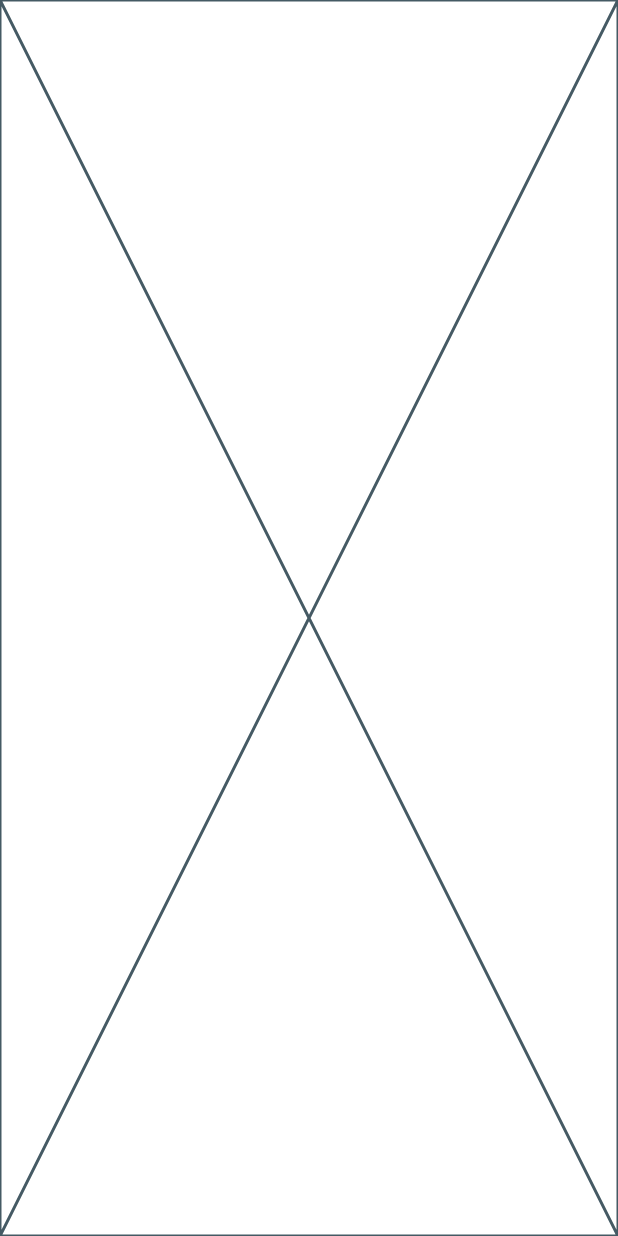
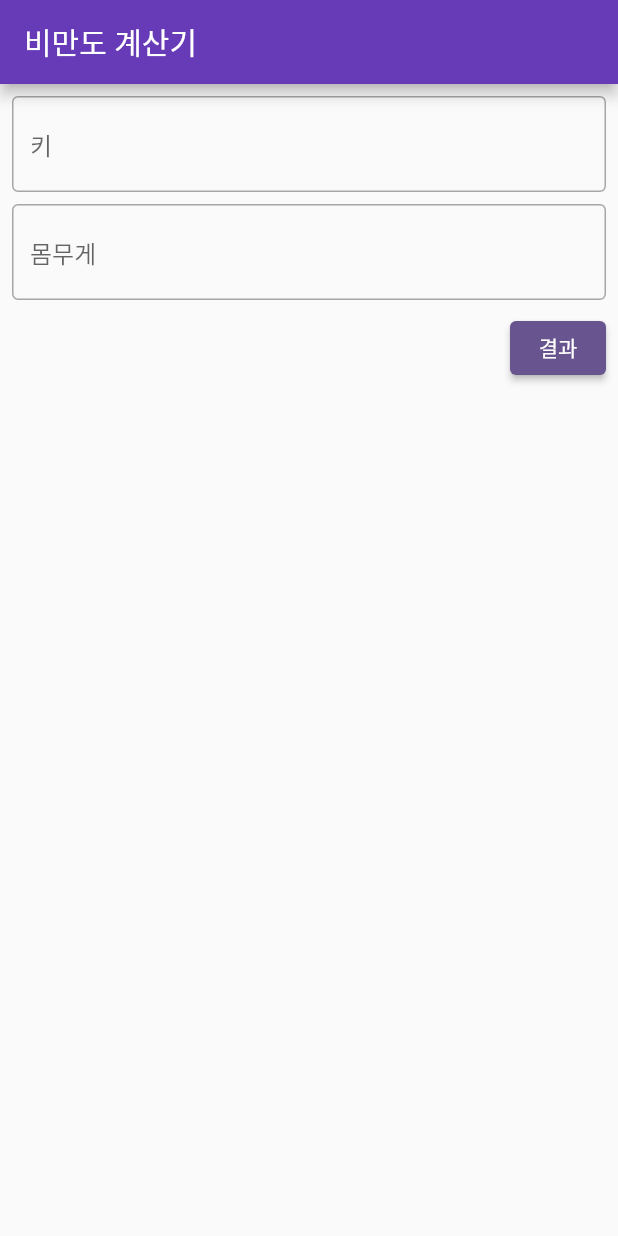
Before and after one commit to corpiii/flutter_basic, a Flutter app: the screen it shows after launch, on a phone screen of 412 x 824 dp. Run offline on Flutter 3.47's test engine with Material 3 defaults, Android fonts, the phone set to English and light mode, and no system bars; our stand-ins replace shared_preferences.

Commit message:
feat: bmi_calculator 이전

```diff
--- a/lib/main.dart
+++ b/lib/main.dart
@@ -1,6 +1,6 @@
 import 'package:flutter/material.dart';
 
-import 'main_screen/main_screen.dart';
+import 'main/main_scene.dart';
 
 void main() {
   runApp(const MyApp());
@@ -9,15 +9,16 @@ void main() {
 class MyApp extends StatelessWidget {
   const MyApp({super.key});
 
+  // This widget is the root of your application.
   @override
   Widget build(BuildContext context) {
     return MaterialApp(
       title: 'Flutter Demo',
       theme: ThemeData(
         colorScheme: ColorScheme.fromSeed(seedColor: Colors.deepPurple),
-        useMaterial3: true,
+        useMaterial3: false,
       ),
-      home: MainScreen(),
+      home: const MainScene()
     );
   }
 }
--- /dev/null
+++ b/lib/main/main_scene.dart
@@ -0,0 +1,127 @@
+import 'package:flutter/material.dart';
+import 'package:flutter/services.dart';
+import 'package:inflearn/result/result_scene.dart';
+import 'package:shared_preferences/shared_preferences.dart';
+
+class MainScene extends StatefulWidget {
+  const MainScene({super.key});
+
+  @override
+  State<MainScene> createState() => _MainSceneState();
+}
+
+class _MainSceneState extends State<MainScene> {
+  final _formKey = GlobalKey<FormState>();
+  final _heightController = TextEditingController();
+  final _weightController = TextEditingController();
+
+  @override
+  void initState() {
+    load();
+    super.initState();
+  }
+
+  @override
+  void dispose() {
+    _heightController.dispose();
+    _weightController.dispose();
+    super.dispose();
+  }
+
+  Future<void> save() async {
+    final SharedPreferences prefs = await SharedPreferences.getInstance();
+
+    prefs.setDouble('height', double.parse(_heightController.text));
+    prefs.setDouble('weight', double.parse(_weightController.text));
+  }
+
+  Future<void> load() async {
+    final SharedPreferences prefs = await SharedPreferences.getInstance();
+
+    final double? height = prefs.getDouble('height');
+    final double? weight = prefs.getDouble('weight');
+
+    if (height != null && weight != null) {
+      _heightController.text = '${height.toInt()}';
+      _weightController.text = '${weight.toInt()}';
+    }
+  }
+
+  @override
+  Widget build(BuildContext context) {
+    return Scaffold(
+      appBar: AppBar(
+        foregroundColor: Colors.white,
+        backgroundColor: Colors.deepPurple,
+        centerTitle: false,
+        title: Text('비만도 계산기'),
+      ),
+      body: SafeArea(
+        child: Padding(
+          padding: const EdgeInsets.all(8.0),
+          child: Form(
+            key: _formKey,
+            // 에러를 처리하기 위한 form
+            child: Column(
+              crossAxisAlignment: CrossAxisAlignment.end,
+              children: [
+                TextFormField(
+                  controller: _heightController,
+                  decoration: const InputDecoration(
+                    border: OutlineInputBorder(),
+                    hintText: '키',
+                  ),
+                  keyboardType: TextInputType.number,
+                  validator: (value) {
+                    if (value == null || value.isEmpty) {
+                      return '키를 입력하세요';
+                    }
+
+                    return null;
+                  },
+                ),
+                const SizedBox(height: 8),
+                TextFormField(
+                  controller: _weightController,
+                  decoration: const InputDecoration(
+                    border: OutlineInputBorder(),
+                    hintText: '몸무게',
+                  ),
+                  keyboardType: TextInputType.number,
+                  validator: (value) {
+                    if (value == null || value.isEmpty) {
+                      return '몸무게를 입력하세요';
+                    }
+
+                    return null;
+                  },
+                ),
+                const SizedBox(height: 8),
+                ElevatedButton(
+                    onPressed: () {
+                      if (_formKey.currentState?.validate() ?? false) {
+                        final height = _heightController.text;
+                        final weight = _weightController.text;
+
+                        save();
+
+                        Navigator.push(
+                          context,
+                          MaterialPageRoute(
+                              builder: (context) => ResultScene(
+                                height: double.parse(_heightController.text),
+                                weight: double.parse(_weightController.text),
+                              )
+                          ),
+                        );
+                      }
+                    },
+                    child: Text('결과')),
+              ],
+            ),
+          ),
+        ),
+      ),
+    );
+  }
+}
--- a/lib/main_screen/main_screen.dart
+++ /dev/null
@@ -1,10 +0,0 @@
-import 'package:flutter/material.dart';
-
-class MainScreen extends StatelessWidget {
-  const MainScreen({super.key});
-
-  @override
-  Widget build(BuildContext context) {
-    return const Placeholder();
-  }
-}
--- a/pubspec.yaml
+++ b/pubspec.yaml
@@ -1,4 +1,4 @@
-name: flutter_basic
+name: inflearn
 description: "A new Flutter project."
 # The following line prevents the package from being accidentally published to
 # pub.dev using `flutter pub publish`. This is preferred for private packages.
@@ -28,6 +28,7 @@ environment:
 # the latest version available on pub.dev. To see which dependencies have newer
 # versions available, run `flutter pub outdated`.
 dependencies:
+  shared_preferences: ^2.2.2
   flutter:
     sdk: flutter
 
```
Also changed, not shown: lib/result/result_scene.dart (added, +78 -0 lines), pubspec.lock, 10 other files.
